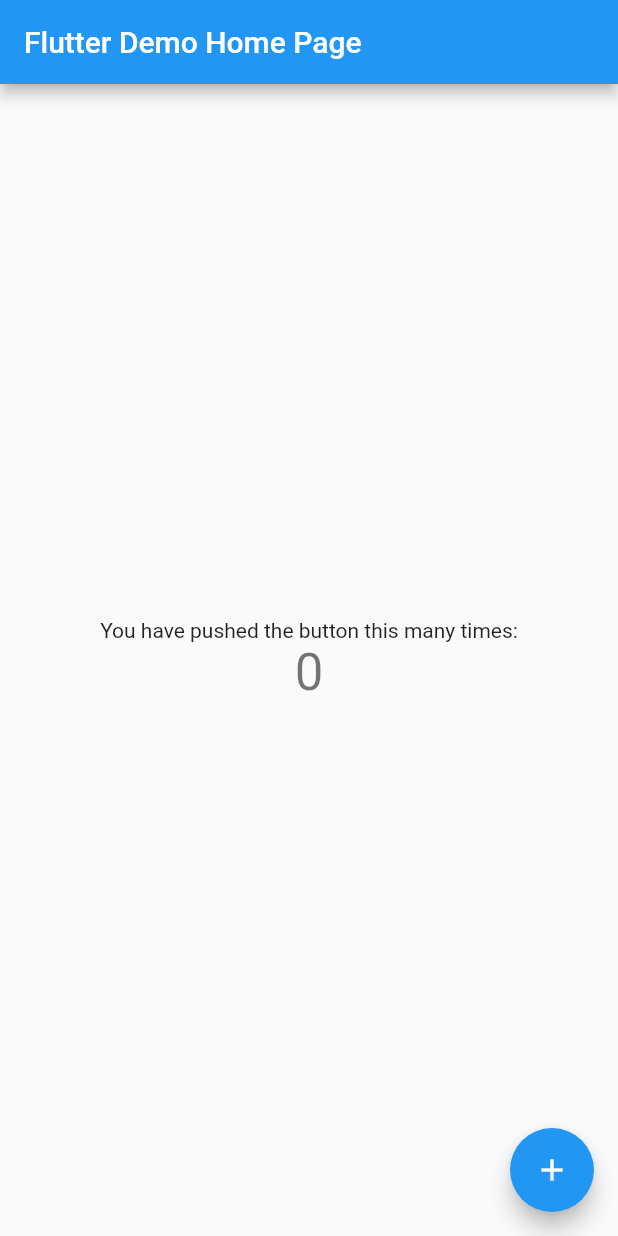
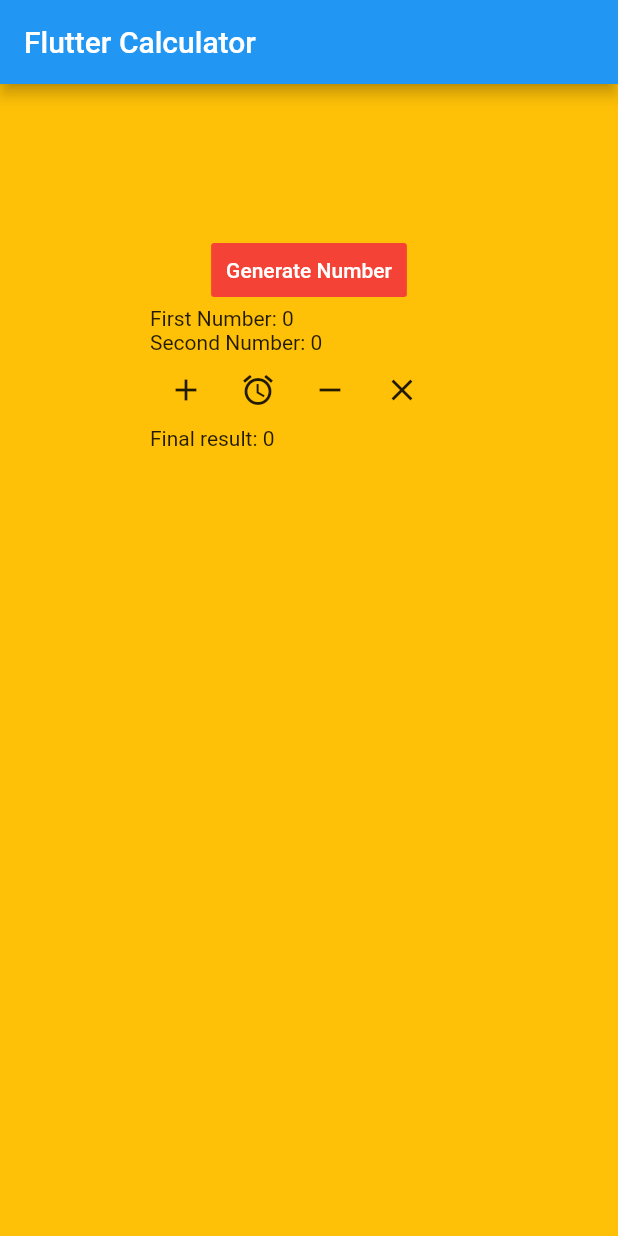
Before and after one commit to pramish/FlutterCalculator, a Flutter app: the screen it shows after launch, on a phone screen of 412 x 824 dp. Run offline on Flutter 3.47's test engine with Material 2 defaults, Android fonts, the phone set to English and light mode, and no system bars.

Commit message:
final calculator finish

```diff
--- a/lib/main.dart
+++ b/lib/main.dart
@@ -1,111 +1,128 @@
+import 'dart:math';
+
 import 'package:flutter/material.dart';
 
-void main() => runApp(MyApp());
+void main() => runApp(Calculator());
 
-class MyApp extends StatelessWidget {
-  // This widget is the root of your application.
+class Calculator extends StatelessWidget {
   @override
   Widget build(BuildContext context) {
     return MaterialApp(
-      title: 'Flutter Demo',
-      theme: ThemeData(
-        // This is the theme of your application.
-        //
-        // Try running your application with "flutter run". You'll see the
-        // application has a blue toolbar. Then, without quitting the app, try
-        // changing the primarySwatch below to Colors.green and then invoke
-        // "hot reload" (press "r" in the console where you ran "flutter run",
-        // or simply save your changes to "hot reload" in a Flutter IDE).
-        // Notice that the counter didn't reset back to zero; the application
-        // is not restarted.
-        primarySwatch: Colors.blue,
+      home: Scaffold(
+        backgroundColor: Colors.amber,
+        appBar: AppBar(
+          title: Text("Flutter Calculator"),
         ),
-      home: MyHomePage(title: 'Flutter Demo Home Page'),
+        body: CalculatorWidget(),
+      ),
     );
   }
 }
 
-class MyHomePage extends StatefulWidget {
-  MyHomePage({Key key, this.title}) : super(key: key);
-
-  // This widget is the home page of your application. It is stateful, meaning
-  // that it has a State object (defined below) that contains fields that affect
-  // how it looks.
-
-  // This class is the configuration for the state. It holds the values (in this
-  // case the title) provided by the parent (in this case the App widget) and
-  // used by the build method of the State. Fields in a Widget subclass are
-  // always marked "final".
-
-  final String title;
-
+class CalculatorWidget extends StatefulWidget {
   @override
-  _MyHomePageState createState() => _MyHomePageState();
+  _CalculatorWidgetState createState() => _CalculatorWidgetState();
 }
 
-class _MyHomePageState extends State<MyHomePage> {
-  int _counter = 0;
+class _CalculatorWidgetState extends State<CalculatorWidget> {
+  int firstNumber = 0;
+  int secondNumber = 0;
+  int finalNumber = 0;
+  void addNumber() {
+    setState(() {
+      finalNumber = firstNumber + secondNumber;
+    });
+  }
 
-  void _incrementCounter() {
+  void subtractNumber() {
     setState(() {
-      // This call to setState tells the Flutter framework that something has
-      // changed in this State, which causes it to rerun the build method below
-      // so that the display can reflect the updated values. If we changed
-      // _counter without calling setState(), then the build method would not be
-      // called again, and so nothing would appear to happen.
-      _counter++;
+      finalNumber = firstNumber - secondNumber;
+    });
+  }
+
+  void multiplyNumber() {
+    setState(() {
+      finalNumber = firstNumber * secondNumber;
+    });
+  }
+
+  void divideNumber() {
+    setState(() {
+      finalNumber = firstNumber ~/ secondNumber;
+    });
+  }
+
+  void generateRandomNumber() {
+    setState(() {
+      finalNumber = 0;
+      var number = new Random();
+      firstNumber = number.nextInt(1000);
+      secondNumber = number.nextInt(1000);
     });
   }
 
   @override
   Widget build(BuildContext context) {
-    // This method is rerun every time setState is called, for instance as done
-    // by the _incrementCounter method above.
-    //
-    // The Flutter framework has been optimized to make rerunning build methods
-    // fast, so that you can just rebuild anything that needs updating rather
-    // than having to individually change instances of widgets.
-    return Scaffold(
-      appBar: AppBar(
-        // Here we take the value from the MyHomePage object that was created by
-        // the App.build method, and use it to set our appbar title.
-        title: Text(widget.title),
+    return Container(
+      margin: EdgeInsets.fromLTRB(100, 100, 100, 100),
+      child: Column(
+        children: <Widget>[
+          FlatButton(
+            textColor: Colors.white,
+            padding: EdgeInsets.all(10),
+            splashColor: Colors.blue,
+            color: Colors.red,
+            child: Text("Generate Number"),
+            onPressed: generateRandomNumber,
           ),
-      body: Center(
-        // Center is a layout widget. It takes a single child and positions it
-        // in the middle of the parent.
-        child: Column(
-          // Column is also a layout widget. It takes a list of children and
-          // arranges them vertically. By default, it sizes itself to fit its
-          // children horizontally, and tries to be as tall as its parent.
-          //
-          // Invoke "debug painting" (press "p" in the console, choose the
-          // "Toggle Debug Paint" action from the Flutter Inspector in Android
-          // Studio, or the "Toggle Debug Paint" command in Visual Studio Code)
-          // to see the wireframe for each widget.
-          //
-          // Column has various properties to control how it sizes itself and
-          // how it positions its children. Here we use mainAxisAlignment to
-          // center the children vertically; the main axis here is the vertical
-          // axis because Columns are vertical (the cross axis would be
-          // horizontal).
-          mainAxisAlignment: MainAxisAlignment.center,
+          Column(
             children: <Widget>[
-            Text(
-              'You have pushed the button this many times:',
+              Row(
+                children: <Widget>[
+                  Text("First Number: "),
+                  Text('$firstNumber')
+                ],
               ),
-            Text(
-              '$_counter',
-              style: Theme.of(context).textTheme.display1,
+              Row(
+                children: <Widget>[
+                  Text("Second Number: "),
+                  Text('$secondNumber')
+                ],
+              ),
+              Row(
+                children: <Widget>[
+                  IconButton(
+                    icon: Icon(Icons.add),
+                    onPressed: addNumber,
+                    tooltip: "Add two numbers",
+                  ),
+                  IconButton(
+                    icon: Icon(Icons.access_alarm),
+                    onPressed: divideNumber,
+                    tooltip: "Divide two numbers",
+                  ),
+                  IconButton(
+                    icon: Icon(Icons.remove),
+                    onPressed: subtractNumber,
+                    tooltip: "Subtract two numbers",
+                  ),
+                  IconButton(
+                    icon: Icon(Icons.close),
+                    onPressed: multiplyNumber,
+                    tooltip: "Multiple two numbers",
                   ),
                 ],
               ),
+              Row(
+                children: <Widget>[
+                  Text("Final result: "),
+                  Text('$finalNumber')
+                ],
               ),
-      floatingActionButton: FloatingActionButton(
-        onPressed: _incrementCounter,
-        tooltip: 'Increment',
-        child: Icon(Icons.add),
-      ), // This trailing comma makes auto-formatting nicer for build methods.
+            ],
+          ),
+        ],
+      ),
     );
   }
 }
```
Also changed, not shown: 1 other file. Lines whose indentation alone changed are shown as unchanged.
